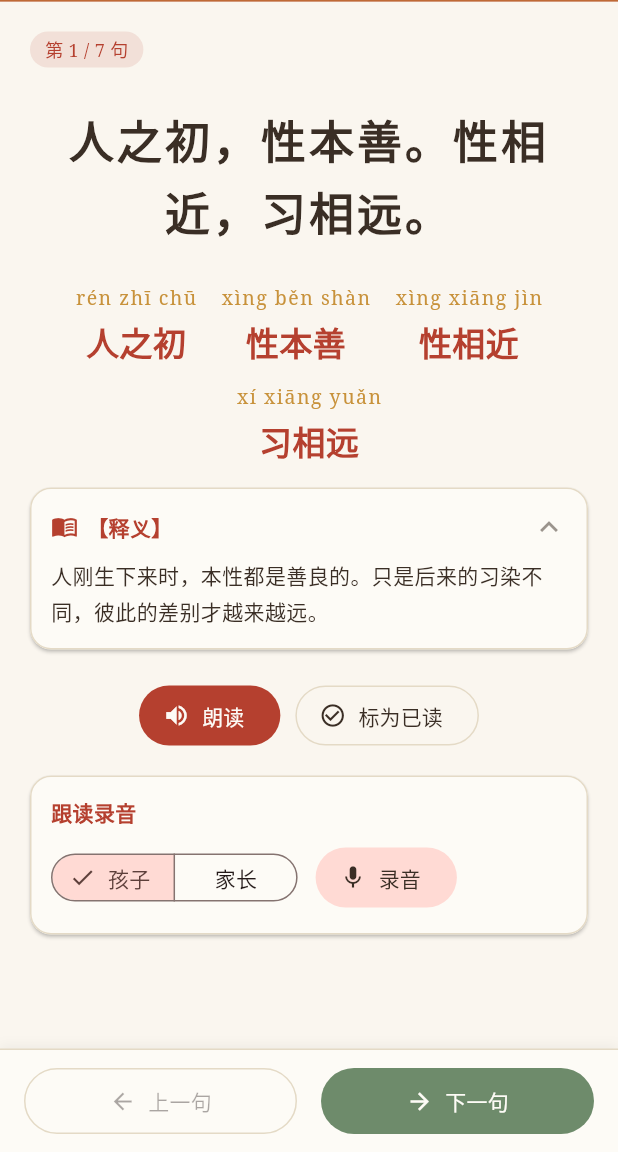
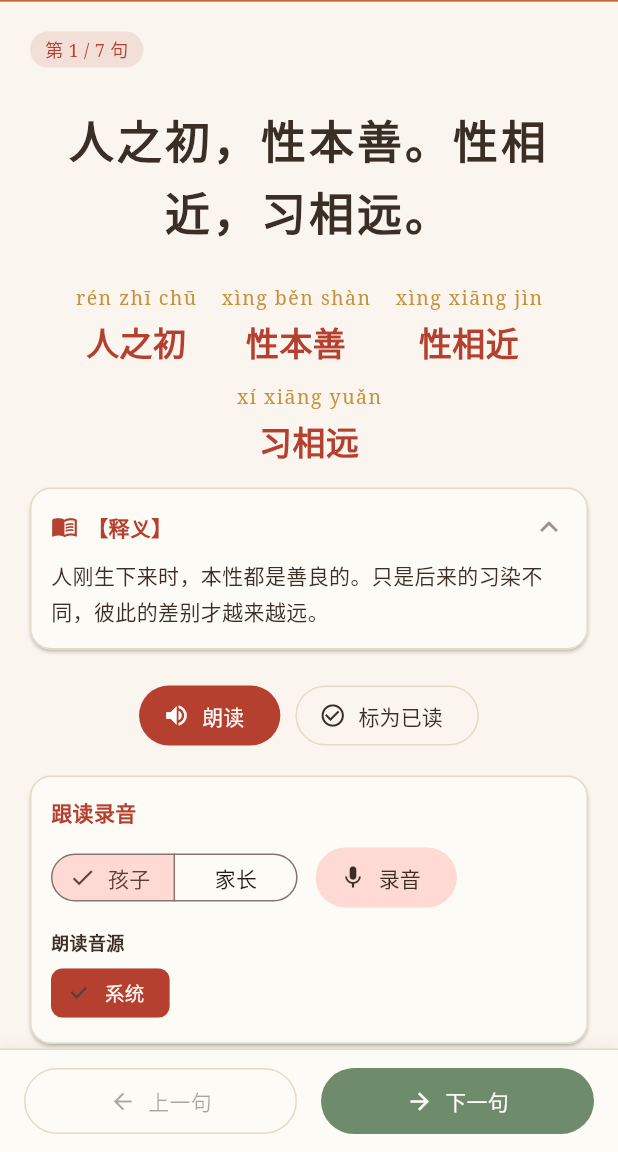
Before and after one commit to timenw/san-zi-jing, a Flutter app: the VersePage screen opened directly with sample values from the repository, after a tap on "朗读", on a phone screen of 412 x 824 dp, the part 84-1236 px from its top. Run offline on Flutter 3.47's test engine with Material 3 defaults, Android fonts, the phone set to English and light mode, and no system bars; our stand-ins replace just_audio, shared_preferences; accounts and stored records are empty.

Commit message:
feat: 跟读模块改『亲子共读』(先家长后孩子,去系统音) + 朗读音源可设为家长/孩子录音

```diff
--- a/lib/screens/verse_page.dart
+++ b/lib/screens/verse_page.dart
@@ -290,6 +290,39 @@ class _VersePageState extends State<VersePage> {
                               ),
                             ],
                           ),
+                          const SizedBox(height: 10),
+                          // 朗读音源：用户可把某句「朗读」设为家长/孩子录音
+                          const Text('朗读音源',
+                              style: TextStyle(
+                                  fontSize: 12,
+                                  color: GuoFeng.ink,
+                                  fontWeight: FontWeight.bold)),
+                          const SizedBox(height: 6),
+                          Wrap(
+                            spacing: 8,
+                            runSpacing: 8,
+                            crossAxisAlignment: WrapCrossAlignment.center,
+                            children: [
+                              _SourceChip(
+                                label: '系统',
+                                selected: state.readSourceOf(id) == 'system',
+                                onTap: () => state.setReadSource(id, 'system'),
+                              ),
+                              if (parentPath != null)
+                                _SourceChip(
+                                  label: '家长',
+                                  selected:
+                                      state.readSourceOf(id) == 'parent',
+                                  onTap: () => state.setReadSource(id, 'parent'),
+                                ),
+                              if (childPath != null)
+                                _SourceChip(
+                                  label: '孩子',
+                                  selected: state.readSourceOf(id) == 'child',
+                                  onTap: () => state.setReadSource(id, 'child'),
+                                ),
+                            ],
+                          ),
                           if (childPath != null || parentPath != null) ...[
                             const SizedBox(height: 12),
                             Wrap(
@@ -319,15 +352,14 @@ class _VersePageState extends State<VersePage> {
                                             height: 14,
                                             child: CircularProgressIndicator(
                                                 strokeWidth: 2))
-                                        : const Icon(Icons.compare_arrows,
+                                        : const Icon(Icons.family_restroom,
                                             size: 18),
-                                    label: const Text('三轨对比'),
+                                    label: const Text('亲子共读'),
                                     onPressed: _comparing
                                         ? null
                                         : () async {
                                             setState(() => _comparing = true);
-                                            await state.playCompare(id,
-                                                hasParent: parentPath != null);
+                                            await state.playParentChild(id);
                                             if (mounted) {
                                               setState(() => _comparing = false);
                                             }
@@ -424,6 +456,32 @@ class _NavBar extends StatelessWidget {
   }
 }
 
+/// 朗读音源选择 chip（系统 / 家长 / 孩子）。
+class _SourceChip extends StatelessWidget {
+  final String label;
+  final bool selected;
+  final VoidCallback onTap;
+  const _SourceChip({
+    required this.label,
+    required this.selected,
+    required this.onTap,
+  });
+  @override
+  Widget build(BuildContext context) {
+    return ChoiceChip(
+      label: Text(label),
+      selected: selected,
+      onSelected: (_) => onTap(),
+      selectedColor: GuoFeng.cinnabar,
+      labelStyle: TextStyle(
+        color: selected ? GuoFeng.paper : GuoFeng.ink,
+        fontSize: 13,
+      ),
+      visualDensity: VisualDensity.compact,
+    );
+  }
+}
+
 /// 拼音行：每个 3 字小句，上方拼音、下方大字。
 class _PinyinRow extends StatelessWidget {
   final List<SubVerse> subVerses;
--- a/lib/services/app_state.dart
+++ b/lib/services/app_state.dart
@@ -17,6 +17,9 @@ class AppState extends ChangeNotifier {
   // 每句独立的录音路径：key = verse.id，如 { 'v0_0': '/.../child_v0_0.m4a' }
   final Map<String, String> _childRecs = {};
   final Map<String, String> _parentRecs = {};
+
+  // 每句朗读音源：verseId -> 'system'(默认) / 'parent' / 'child'
+  final Map<String, String> _readSource = {};
 
   bool _recReady = false;
 
@@ -50,6 +53,7 @@ class AppState extends ChangeNotifier {
 
   String? childPathOf(String id) => _childRecs[id];
   String? parentPathOf(String id) => _parentRecs[id];
+  String readSourceOf(String id) => _readSource[id] ?? 'system';
   bool isRead(String id) => _readVerses.contains(id);
   bool isRecorded(String id) => _recordedVerses.contains(id);
   int get readCount => _readVerses.length;
@@ -82,10 +86,37 @@ class AppState extends ChangeNotifier {
     }
   }
 
-  /// 朗读指定句子：播放预录语音包 assets/audio/<id>.mp3。
-  /// 返回 true=已发起播放；false=该句音频资源缺失。
+  /// 朗读指定句子。
+  /// 朗读音源优先级：用户设定的 readSource（parent/child 录音）> 系统预录包。
+  /// 若选定的人声录音缺失（如被删），回退播放系统预录 assets/audio/<id>.mp3。
+  /// 返回 true=已发起播放；false=连系统预录音也缺失。
   Future<bool> playVerse(String id) async {
     await player.stop();
+    final src = _readSource[id] ?? 'system';
+    if (src == 'parent' && _parentRecs[id] != null) {
+      _playingVerseId = id;
+      _playState = PlayState.playing;
+      notifyListeners();
+      try {
+        await player.setFilePath(_parentRecs[id]!);
+        await player.play();
+        return true;
+      } on Exception {
+        // 文件失效，回退系统音
+      }
+    } else if (src == 'child' && _childRecs[id] != null) {
+      _playingVerseId = id;
+      _playState = PlayState.playing;
+      notifyListeners();
+      try {
+        await player.setFilePath(_childRecs[id]!);
+        await player.play();
+        return true;
+      } on Exception {
+        // 文件失效，回退系统音
+      }
+    }
+    // 默认/回退：系统预录包
     try {
       await player.setAsset('assets/audio/$id.mp3');
     } on Exception {
@@ -97,13 +128,23 @@ class AppState extends ChangeNotifier {
     try {
       await player.play();
     } on Exception {
-      // 播放失败，重置状态
       _playState = PlayState.stopped;
       _playingVerseId = null;
       notifyListeners();
       return false;
     }
     return true;
+  }
+
+  /// 设置某句的朗读音源（system / parent / child），持久化。
+  void setReadSource(String id, String source) {
+    if (source == 'system') {
+      _readSource.remove(id);
+    } else {
+      _readSource[id] = source;
+    }
+    _saveReadSource();
+    notifyListeners();
   }
 
   Future<void> stopAudio() async {
@@ -149,10 +190,16 @@ class AppState extends ChangeNotifier {
     final sp = await SharedPreferences.getInstance();
     await sp.setString('child_recs', _mapToJson(_childRecs));
     await sp.setString('parent_recs', _mapToJson(_parentRecs));
+    await sp.setString('read_source', _mapToJson(_readSource));
   }
 
   String _mapToJson(Map<String, String> m) =>
       '{${m.entries.map((e) => '"${e.key}":"${e.value}"').join(',')}}';
+
+  Future<void> _saveReadSource() async {
+    final sp = await SharedPreferences.getInstance();
+    await sp.setString('read_source', _mapToJson(_readSource));
+  }
 
   Future<void> _saveProgress() async {
     final sp = await SharedPreferences.getInstance();
@@ -166,6 +213,7 @@ class AppState extends ChangeNotifier {
     _recordedVerses.addAll(sp.getStringList('recorded_verses') ?? []);
     _childRecs.addAll(_jsonToMap(sp.getString('child_recs')));
     _parentRecs.addAll(_jsonToMap(sp.getString('parent_recs')));
+    _readSource.addAll(_jsonToMap(sp.getString('read_source')));
   }
 
   Map<String, String> _jsonToMap(String? s) {
@@ -183,39 +231,22 @@ class AppState extends ChangeNotifier {
     return out;
   }
 
-  /// 三轨对比：预录朗读 ->（可选）家长录音 -> 孩子录音，依次播放。
-  Future<void> playCompare(String verseId, {bool hasParent = false}) async {
+  /// 亲子共读：先播放家长录音、再播放孩子录音，不再播放系统预录音。
+  /// 若某句只有孩子录音（无家长），则仅播孩子那段。
+  Future<void> playParentChild(String verseId) async {
     await stopAudio();
     final childPath = _childRecs[verseId];
     final parentPath = _parentRecs[verseId];
 
     final queue = <Future<void> Function()>[];
-    queue.add(() => _playAssetThen(verseId, null));
-    if (hasParent && parentPath != null) {
+    if (parentPath != null) {
       queue.add(() => _playFileThen(parentPath, null));
     }
     if (childPath != null) {
       queue.add(() => _playFileThen(childPath, null));
     }
+    if (queue.isEmpty) return;
     await _runQueue(queue);
-  }
-
-  Future<void> _playAssetThen(String id, void Function()? after) async {
-    final ok = await playVerse(id);
-    if (!ok) {
-      after?.call();
-      return;
-    }
-    final done = Completer<void>();
-    late final StreamSubscription sub;
-    sub = player.playerStateStream.listen((st) {
-      if (st.processingState == ProcessingState.completed) {
-        sub.cancel();
-        done.complete();
-      }
-    });
-    await done.future;
-    after?.call();
   }
 
   Future<void> _playFileThen(String path, void Function()? after) async {
```
